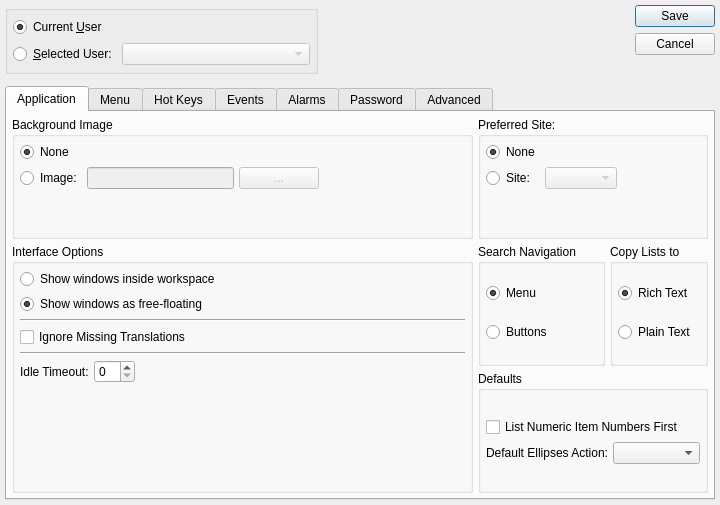
The window that xtuple/trunk/guiclient/userPreferences.ui (WooodHead/xtuple) describes before a commit, drawn with Qt 5.
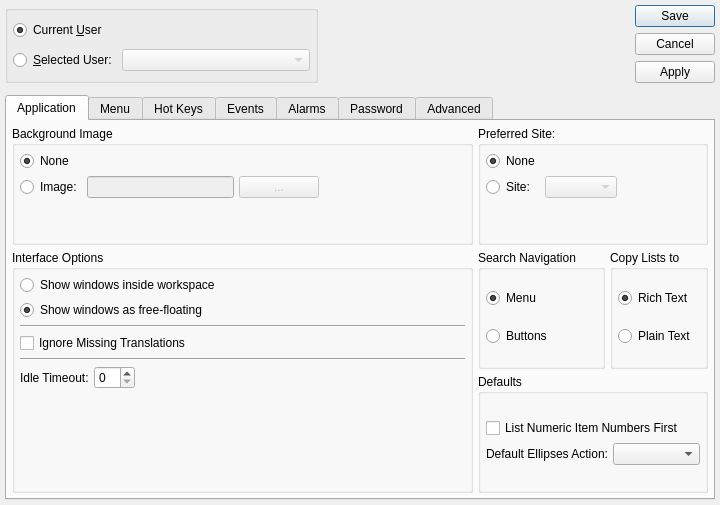
The same window after the commit. Custom widgets are drawn as their Qt base class.

Commit message: issue #11649:  Add "Apply" button to user preferences to save without closing.  Also fix a couple handling problems with cluster button and background options.

Diff of the .ui file:
```diff
--- a/xtuple/trunk/guiclient/userPreferences.ui
+++ b/xtuple/trunk/guiclient/userPreferences.ui
@@ -92,7 +92,7 @@
           <enum>Qt::Vertical</enum>
          </property>
          <property name="standardButtons">
-          <set>QDialogButtonBox::Cancel|QDialogButtonBox::Save</set>
+          <set>QDialogButtonBox::Apply|QDialogButtonBox::Cancel|QDialogButtonBox::Save</set>
          </property>
         </widget>
        </item>
```
The commit also changes 2 other files.
